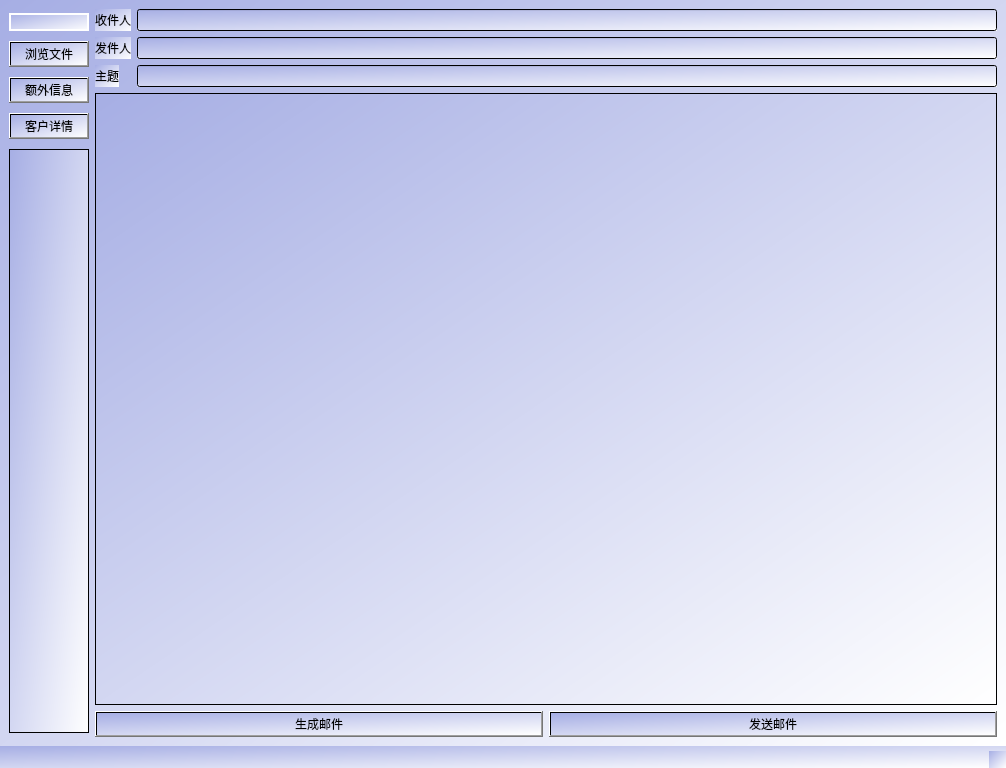
ZhangBennn/email_auto, file ui/main.ui: the form before one commit.
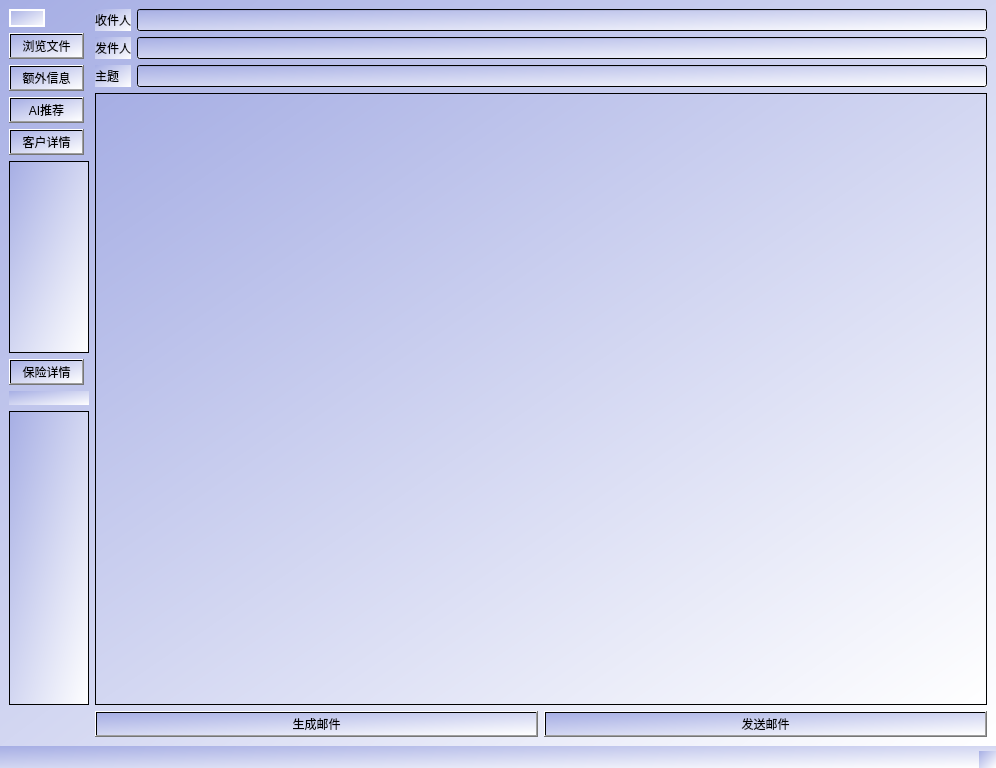
The form after the commit. Icons and pictures are not drawn.

Commit message: 新增文件解析，附件推荐功能，完善UI界面

Diff of the .ui file:
```diff
--- a/ui/main.ui
+++ b/ui/main.ui
@@ -6,7 +6,7 @@
    <rect>
     <x>0</x>
     <y>0</y>
-    <width>1006</width>
+    <width>996</width>
     <height>768</height>
    </rect>
   </property>
@@ -18,13 +18,19 @@
 font: 9pt &quot;Microsoft YaHei UI&quot;;</string>
   </property>
   <widget class="QWidget" name="centralwidget">
-   <layout class="QHBoxLayout" name="mainLayout">
-    <item>
-     <layout class="QVBoxLayout" name="leftButtonLayout">
+   <property name="maximumSize">
+    <size>
+     <width>65536</width>
+     <height>65536</height>
+    </size>
+   </property>
+   <layout class="QGridLayout" name="gridLayout_2">
+    <item row="0" column="0">
+     <layout class="QVBoxLayout" name="verticalLayout">
       <item>
        <widget class="QPushButton" name="loginButton">
         <property name="sizePolicy">
-         <sizepolicy hsizetype="Preferred" vsizetype="Fixed">
+         <sizepolicy hsizetype="Fixed" vsizetype="Fixed">
           <horstretch>0</horstretch>
           <verstretch>0</verstretch>
          </sizepolicy>
@@ -51,6 +57,12 @@
       </item>
       <item>
        <widget class="QPushButton" name="fileButton">
+        <property name="sizePolicy">
+         <sizepolicy hsizetype="Fixed" vsizetype="Fixed">
+          <horstretch>0</horstretch>
+          <verstretch>0</verstretch>
+         </sizepolicy>
+        </property>
         <property name="text">
          <string>浏览文件</string>
         </property>
@@ -58,20 +70,45 @@
       </item>
       <item>
        <widget class="QPushButton" name="sideButton">
+        <property name="sizePolicy">
+         <sizepolicy hsizetype="Fixed" vsizetype="Fixed">
+          <horstretch>0</horstretch>
+          <verstretch>0</verstretch>
+         </sizepolicy>
+        </property>
         <property name="text">
          <string>额外信息</string>
         </property>
        </widget>
       </item>
+      <item>
+       <widget class="QPushButton" name="pushButton_recommend">
+        <property name="sizePolicy">
+         <sizepolicy hsizetype="Fixed" vsizetype="Fixed">
+          <horstretch>0</horstretch>
+          <verstretch>0</verstretch>
+         </sizepolicy>
+        </property>
+        <property name="text">
+         <string>AI推荐</string>
+        </property>
+       </widget>
+      </item>
       <item>
        <widget class="QPushButton" name="costumerButton">
+        <property name="sizePolicy">
+         <sizepolicy hsizetype="Fixed" vsizetype="Fixed">
+          <horstretch>0</horstretch>
+          <verstretch>0</verstretch>
+         </sizepolicy>
+        </property>
         <property name="text">
          <string>客户详情</string>
         </property>
        </widget>
       </item>
       <item>
-       <widget class="QListWidget" name="listWidget">
+       <widget class="QListWidget" name="listWidget_customer">
         <property name="enabled">
          <bool>true</bool>
         </property>
@@ -95,12 +132,52 @@
         </property>
        </widget>
       </item>
+      <item>
+       <widget class="QPushButton" name="productButton">
+        <property name="sizePolicy">
+         <sizepolicy hsizetype="Fixed" vsizetype="Fixed">
+          <horstretch>0</horstretch>
+          <verstretch>0</verstretch>
+         </sizepolicy>
+        </property>
+        <property name="text">
+         <string>保险详情</string>
+        </property>
+       </widget>
+      </item>
+      <item>
+       <widget class="QLabel" name="label_parsestate">
+        <property name="text">
+         <string/>
+        </property>
+       </widget>
+      </item>
+      <item>
+       <widget class="QListWidget" name="listWidget_product">
+        <property name="sizePolicy">
+         <sizepolicy hsizetype="Fixed" vsizetype="Expanding">
+          <horstretch>1</horstretch>
+          <verstretch>0</verstretch>
+         </sizepolicy>
+        </property>
+        <property name="minimumSize">
+         <size>
+          <width>80</width>
+          <height>0</height>
+         </size>
+        </property>
+        <property name="maximumSize">
+         <size>
+          <width>80</width>
+          <height>16777215</height>
+         </size>
+        </property>
+       </widget>
+      </item>
      </layout>
     </item>
-    <item>
-     <layout class="QVBoxLayout" name="contentLayout">
-      <item>
-       <layout class="QFormLayout" name="formLayout">
+    <item row="0" column="1">
+     <layout class="QGridLayout" name="gridLayout">
         <item row="0" column="0">
          <widget class="QLabel" name="label">
           <property name="text">
@@ -108,6 +185,9 @@
           </property>
          </widget>
         </item>
+      <item row="0" column="1">
+       <widget class="QLineEdit" name="rec_lineEdit"/>
+      </item>
         <item row="1" column="0">
          <widget class="QLabel" name="label_2">
           <property name="text">
@@ -128,10 +208,10 @@
         <item row="2" column="1">
          <widget class="QLineEdit" name="subject_lineEdit"/>
         </item>
-        <item row="0" column="1">
-         <widget class="QLineEdit" name="rec_lineEdit"/>
-        </item>
-        <item row="3" column="0" colspan="2">
+      <item row="3" column="1">
+       <layout class="QHBoxLayout" name="horizontalLayout_attachment"/>
+      </item>
+      <item row="4" column="0" colspan="2">
          <widget class="QTextEdit" name="body_textEdit">
           <property name="styleSheet">
            <string notr="true"/>
@@ -140,7 +220,7 @@
         </item>
        </layout>
       </item>
-      <item>
+    <item row="1" column="1">
        <layout class="QHBoxLayout" name="horizontalLayout">
         <item>
          <widget class="QPushButton" name="generateButton">
@@ -155,8 +235,6 @@
            <string>发送邮件</string>
           </property>
          </widget>
-        </item>
-       </layout>
       </item>
      </layout>
     </item>
```
Left out of the diff: 2 changed lines with no effect on the pictures. Lines whose indentation alone changed are shown as unchanged. The commit also changes 11 other files.
